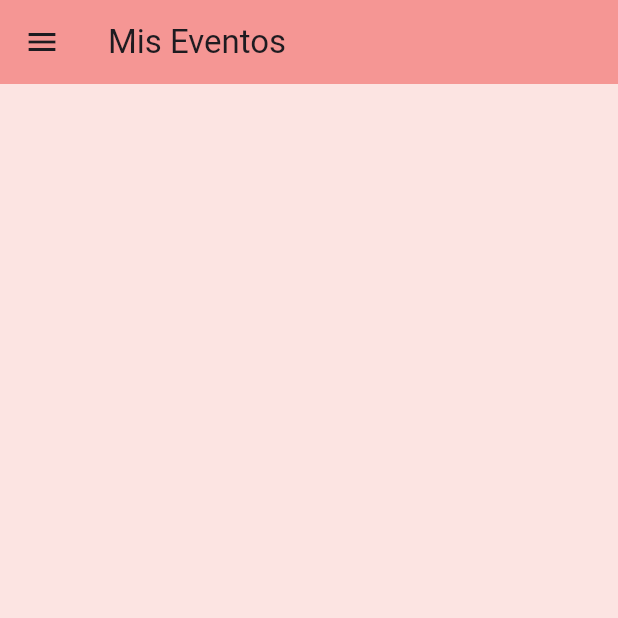
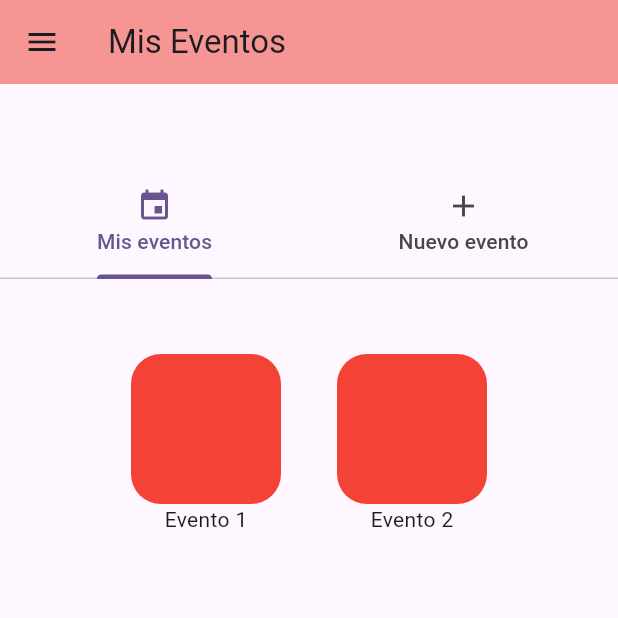
Before and after one commit to carlos-ASG/proyecto_beni, a Flutter app: the screen it shows after launch, after a tap on "Iniciar sesión", on a phone screen of 412 x 824 dp, the top half of it. Run offline on Flutter 3.47's test engine with Material 3 defaults, Android fonts, the phone set to English and light mode, and no system bars; our stand-ins replace cloud_firestore, firebase_core, image_picker; accounts and stored records are empty.

Commit message:
cambio de versiones en pubspect, ligeras modificaciones en login para la ruta de misEventos.dart e interfaz de misEventos.dart

```diff
--- a/lib/login.dart
+++ b/lib/login.dart
@@ -1,6 +1,7 @@
 import 'package:flutter/material.dart';
 import 'package:proyecto_final/agregarInvitacion.dart';
 import 'package:proyecto_final/invitaciones.dart';
+import 'package:proyecto_final/misEventos.dart';
 import 'package:proyecto_final/widgets/Colores.dart';
 import 'package:proyecto_final/widgets/FilledButton.dart';
 
@@ -42,7 +43,7 @@ class _LoginState extends State<Login> {
             titulo = "Mis eventos";
             floatingButton = null;
           });
-          return Center();
+          return misEventos(this);
         }
       case 1:
         {
--- a/lib/misEventos.dart
+++ b/lib/misEventos.dart
@@ -1,6 +1,117 @@
 import 'package:flutter/material.dart';
+import 'package:image_picker/image_picker.dart';
 import 'package:meta/meta_meta.dart';
+import  'package:proyecto_final/widgets/Colores.dart';
 
 Widget misEventos(State puntero) {
-  return ListView();
+  return DefaultTabController(
+    length: 2,
+    child: Scaffold(
+      appBar: AppBar(
+        //title: Text("Eventos"),
+        bottom: TabBar(
+          tabs: [
+            Tab(icon: Icon(Icons.event), text: "Mis eventos"),
+            Tab(icon: Icon(Icons.add), text: "Nuevo evento"),
+          ],
+        ),
+      ),
+      body: TabBarView(
+        children: [
+          mostrar(), // Widget para mostrar eventos
+          capturar(), // Widget para capturar nuevos eventos
+        ],
+      ),
+    ),
+  );
+
 }
+
+Widget capturar() {
+  PickedFile? _imageFile;
+  final ImagePicker _picker = ImagePicker();
+  return ListView(
+    padding: EdgeInsets.all(50),
+    children: [
+      TextField(
+        decoration: InputDecoration(
+          labelText: 'Descripción',
+          prefixIcon: Icon(Icons.edit_note_sharp, color: Colores.azulOscuro),
+        ),
+      ),
+      TextField(
+        decoration: InputDecoration(
+          labelText: 'Fecha de inicio',
+          prefixIcon: Icon(Icons.event, color:Colores.azulOscuro),
+        ),
+      ),
+      TextField(
+        decoration: InputDecoration(
+          labelText: 'Fecha de fin',
+          prefixIcon: Icon(Icons.event, color: Colores.azulOscuro)),
+        ),
+      ElevatedButton(
+          onPressed: ()async{
+            /*final pickedFile = await _picker.getImage(source: ImageSource.gallery);
+            setState(() {
+              _imageFile = pickedFile;
+            });*/
+          },
+          child: Text('Seleccionar imagen'),
+      )
+      ,SizedBox(height: 16),
+      Row(
+        mainAxisAlignment: MainAxisAlignment.spaceEvenly,
+        children: [
+          FilledButton(
+              onPressed: (){},
+              child: Text('Guardar'),
+          ),
+          OutlinedButton(
+              onPressed: (){},
+              child: Text('Limpiar'),
+          ),
+        ],
+      )
+    ],
+  );
+}
+Widget mostrar(){
+  return ListView(
+    padding:  EdgeInsets.all(50),
+    children: [
+      Row(
+        mainAxisAlignment: MainAxisAlignment.spaceEvenly,
+        children: [
+          Column(
+            children: [
+              Container(
+                width: 100,
+                height: 100,
+                decoration: BoxDecoration(
+                  color: Colors.red,
+                  borderRadius: BorderRadius.circular(20),
+                ),
+              ),
+              const Text("Evento 1"),
+            ],
+          ),
+          Column(
+            children: [
+              Container(
+                width: 100,
+                height: 100,
+                decoration: BoxDecoration(
+                  color: Colors.red,
+                  borderRadius: BorderRadius.circular(20),
+                ),
+              ),
+              const Text("Evento 2"),
+            ],
+
+          ),
+        ],
+      ),
+    ],
+  );
+}
```
Also changed, not shown: pubspec.lock.
